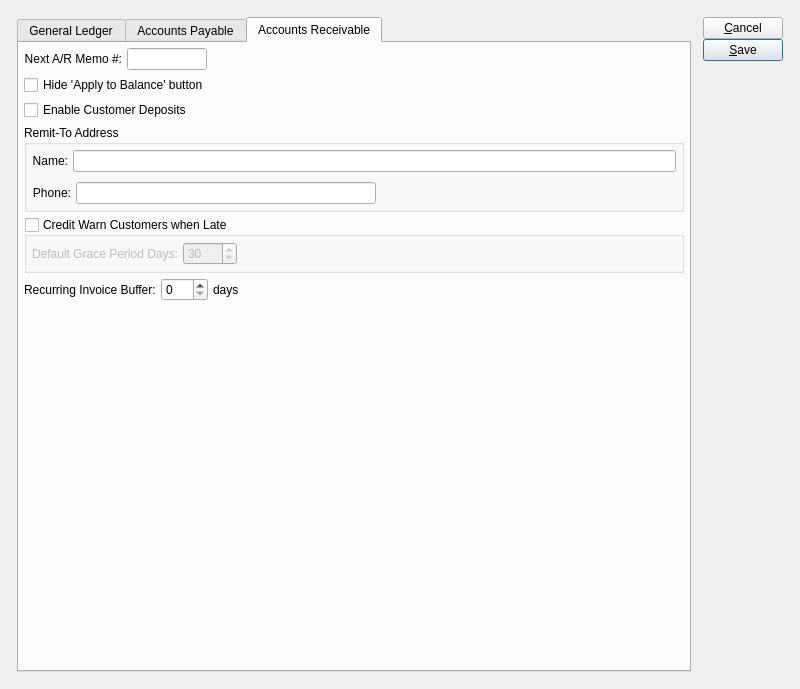
This is guiclient/configureGL.ui in Pegasus-RPG/xtuple-client as Qt 5 draws it before an edit. The edited form follows.
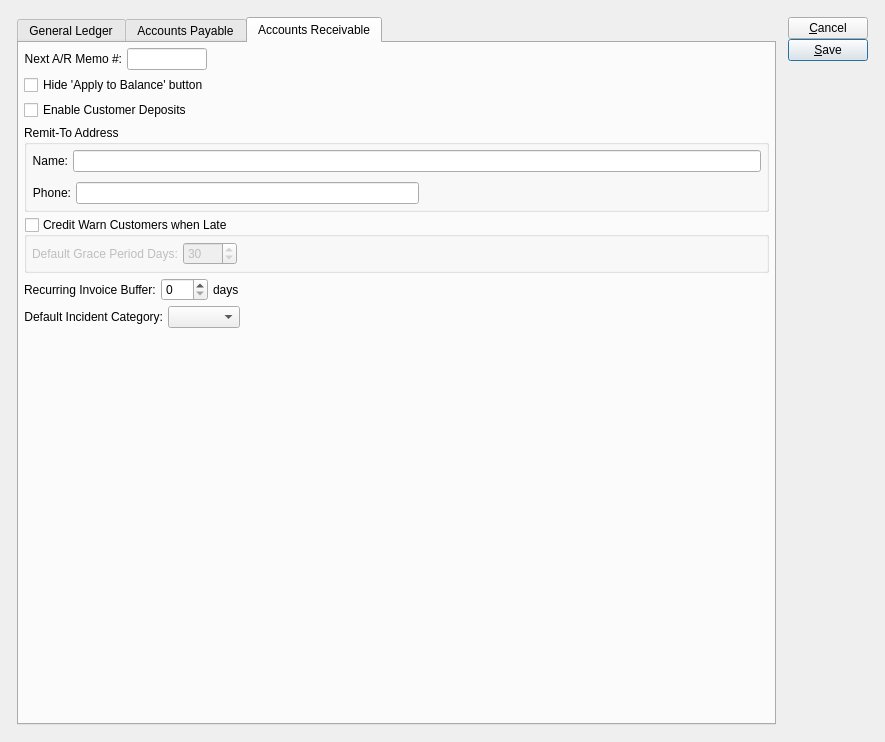
This is the edited form. The open tabs and pages were chosen to show the change. Custom widgets are drawn as their Qt base class.

Commit message: issue #7964:  Add ability to transmit invoice pdf with incidents linked to A/R invoice.

The edit to the form file:
```diff
--- a/guiclient/configureGL.ui
+++ b/guiclient/configureGL.ui
@@ -5,22 +5,68 @@
    <rect>
     <x>0</x>
     <y>0</y>
-    <width>800</width>
-    <height>689</height>
+    <width>885</width>
+    <height>742</height>
    </rect>
   </property>
   <property name="windowTitle" >
    <string>Accounting Configuration</string>
   </property>
-  <layout class="QGridLayout" >
+  <layout class="QGridLayout" name="gridLayout_3" >
    <item row="0" column="0" >
-    <layout class="QGridLayout" >
+    <layout class="QGridLayout" name="gridLayout_2" >
      <property name="margin" >
       <number>12</number>
      </property>
      <property name="spacing" >
       <number>12</number>
      </property>
+     <item row="0" column="1" >
+      <layout class="QVBoxLayout" >
+       <property name="spacing" >
+        <number>0</number>
+       </property>
+       <item>
+        <widget class="QPushButton" name="_close" >
+         <property name="text" >
+          <string>&amp;Cancel</string>
+         </property>
+        </widget>
+       </item>
+       <item>
+        <widget class="QPushButton" name="_save" >
+         <property name="text" >
+          <string>&amp;Save</string>
+         </property>
+         <property name="shortcut" >
+          <string>Alt+S</string>
+         </property>
+         <property name="autoDefault" >
+          <bool>true</bool>
+         </property>
+         <property name="default" >
+          <bool>true</bool>
+         </property>
+        </widget>
+       </item>
+       <item>
+        <spacer>
+         <property name="orientation" >
+          <enum>Qt::Vertical</enum>
+         </property>
+         <property name="sizeType" >
+          <enum>QSizePolicy::Expanding</enum>
+         </property>
+         <property name="sizeHint" stdset="0" >
+          <size>
+           <width>20</width>
+           <height>20</height>
+          </size>
+         </property>
+        </spacer>
+       </item>
+      </layout>
+     </item>
      <item row="0" column="0" >
       <widget class="QTabWidget" name="_tab" >
        <property name="currentIndex" >
@@ -732,8 +778,8 @@
         <attribute name="title" >
          <string>Accounts Receivable</string>
         </attribute>
-        <layout class="QVBoxLayout" >
-         <item>
+        <layout class="QGridLayout" name="gridLayout" >
+         <item row="0" column="0" >
           <layout class="QHBoxLayout" >
            <property name="spacing" >
             <number>5</number>
@@ -789,21 +835,21 @@
            </item>
           </layout>
          </item>
-         <item>
+         <item row="1" column="0" >
           <widget class="QCheckBox" name="_hideApplyto" >
            <property name="text" >
             <string>Hide 'Apply to Balance' button</string>
            </property>
           </widget>
          </item>
-         <item>
+         <item row="2" column="0" >
           <widget class="QCheckBox" name="_customerDeposits" >
            <property name="text" >
             <string>Enable Customer Deposits</string>
            </property>
           </widget>
          </item>
-         <item>
+         <item row="3" column="0" >
           <widget class="QGroupBox" name="_remitToGroup" >
            <property name="title" >
             <string>Remit-To Address</string>
@@ -888,7 +934,7 @@
            </layout>
           </widget>
          </item>
-         <item>
+         <item row="4" column="0" >
           <widget class="QGroupBox" name="_warnLate" >
            <property name="title" >
             <string>Credit Warn Customers when Late</string>
@@ -939,7 +985,7 @@
            </layout>
           </widget>
          </item>
-         <item>
+         <item row="5" column="0" >
           <layout class="QHBoxLayout" >
            <item>
             <widget class="QLabel" name="_recurringBufferLit" >
@@ -973,7 +1019,44 @@
            </item>
           </layout>
          </item>
-         <item>
+         <item row="6" column="0" >
+          <layout class="QHBoxLayout" name="horizontalLayout" >
+           <item>
+            <widget class="QLabel" name="_incdtCategory_2" >
+             <property name="text" >
+              <string>Default Incident Category:</string>
+             </property>
+             <property name="alignment" >
+              <set>Qt::AlignRight|Qt::AlignTrailing|Qt::AlignVCenter</set>
+             </property>
+            </widget>
+           </item>
+           <item>
+            <widget class="XComboBox" name="_incdtCategory" >
+             <property name="allowNull" >
+              <bool>true</bool>
+             </property>
+             <property name="type" >
+              <enum>XComboBox::IncidentCategory</enum>
+             </property>
+            </widget>
+           </item>
+           <item>
+            <spacer name="horizontalSpacer" >
+             <property name="orientation" >
+              <enum>Qt::Horizontal</enum>
+             </property>
+             <property name="sizeHint" stdset="0" >
+              <size>
+               <width>40</width>
+               <height>20</height>
+              </size>
+             </property>
+            </spacer>
+           </item>
+          </layout>
+         </item>
+         <item row="7" column="0" >
           <spacer>
            <property name="orientation" >
             <enum>Qt::Vertical</enum>
@@ -993,52 +1076,6 @@
        </widget>
       </widget>
      </item>
-     <item row="0" column="1" >
-      <layout class="QVBoxLayout" >
-       <property name="spacing" >
-        <number>0</number>
-       </property>
-       <item>
-        <widget class="QPushButton" name="_close" >
-         <property name="text" >
-          <string>&amp;Cancel</string>
-         </property>
-        </widget>
-       </item>
-       <item>
-        <widget class="QPushButton" name="_save" >
-         <property name="text" >
-          <string>&amp;Save</string>
-         </property>
-         <property name="shortcut" >
-          <string>Alt+S</string>
-         </property>
-         <property name="autoDefault" >
-          <bool>true</bool>
-         </property>
-         <property name="default" >
-          <bool>true</bool>
-         </property>
-        </widget>
-       </item>
-       <item>
-        <spacer>
-         <property name="orientation" >
-          <enum>Qt::Vertical</enum>
-         </property>
-         <property name="sizeType" >
-          <enum>QSizePolicy::Expanding</enum>
-         </property>
-         <property name="sizeHint" stdset="0" >
-          <size>
-           <width>20</width>
-           <height>20</height>
-          </size>
-         </property>
-        </spacer>
-       </item>
-      </layout>
-     </item>
     </layout>
    </item>
   </layout>
```
The commit also changes 9 other files.
